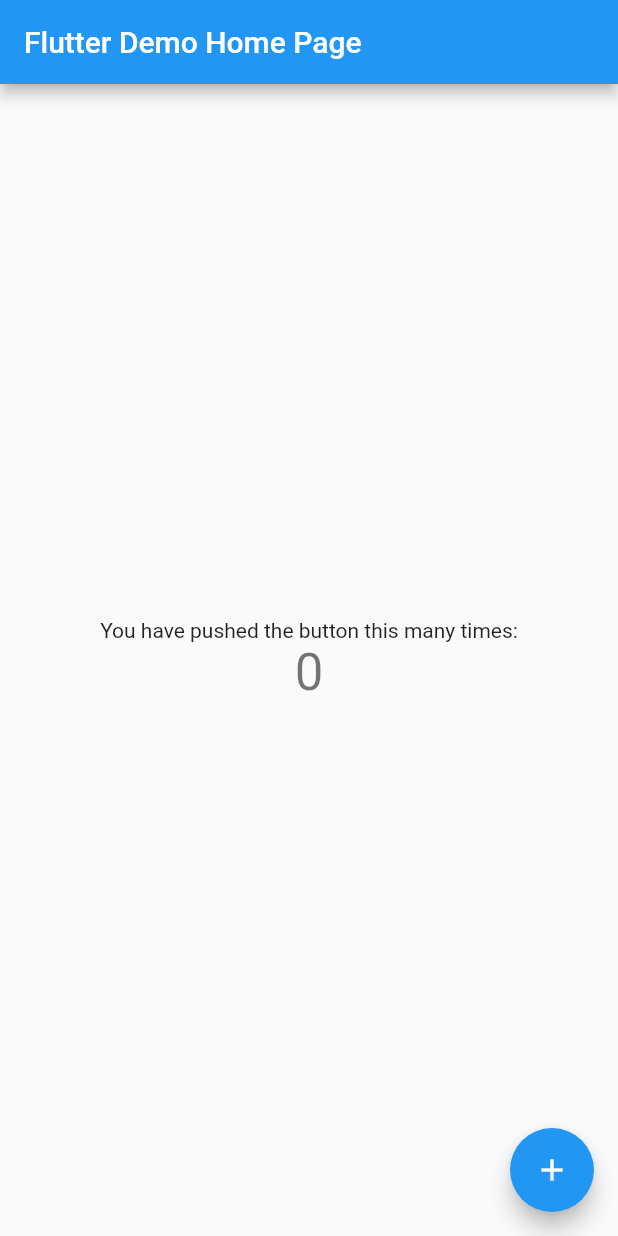
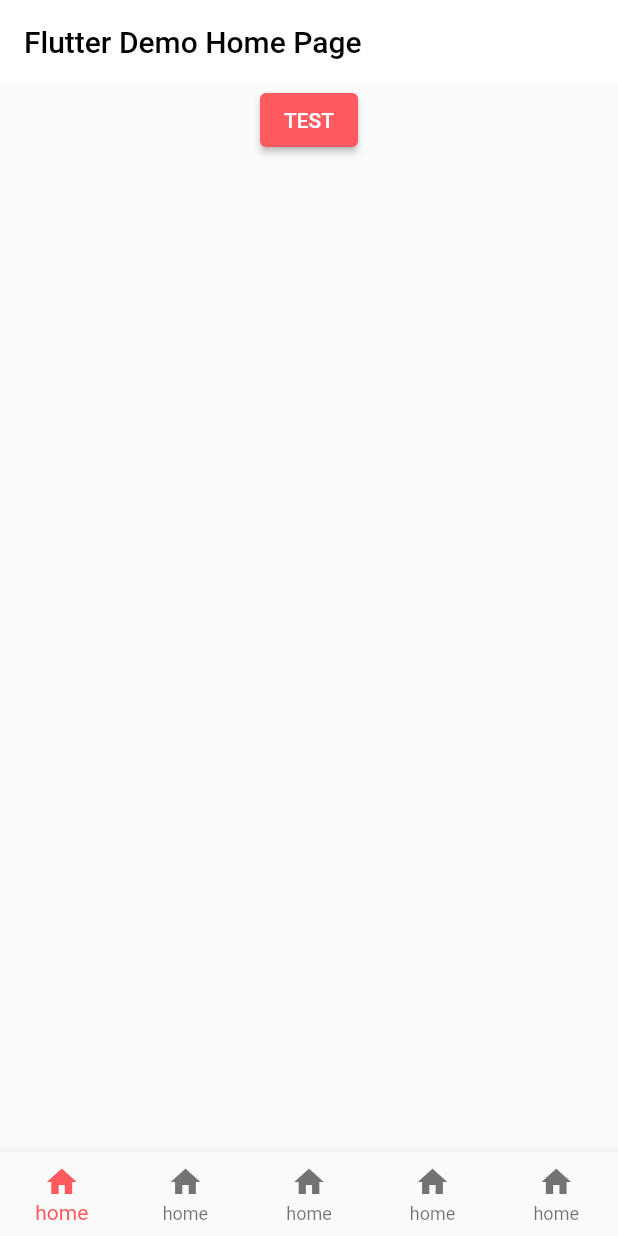
Before and after one commit to yusufcakmak/airbnb-flutter-clone, a Flutter app: the screen it shows after launch, on a phone screen of 412 x 824 dp. Run offline on Flutter 3.47's test engine with Material 2 defaults, Android fonts, the phone set to English and light mode, and no system bars.

Commit message:
dummy theme

```diff
--- /dev/null
+++ b/lib/core/airbnb_theme.dart
@@ -0,0 +1,39 @@
+import 'package:flutter/material.dart';
+
+const rausch = Color(0xFFFF5A5F);
+const babu = Color(0xFF00A699);
+const arches = Color(0xFFFC642D);
+const hof = Color(0xFF484848);
+const foggy = Color(0xFF767676);
+const white = Color(0xFFFFFFFF);
+const black = Color(0xFF000000);
+
+class AirbnbTheme {
+  AirbnbTheme._();
+
+  static ThemeData airbnbTheme = ThemeData(
+    brightness: Brightness.light,
+    bottomAppBarTheme: const BottomAppBarTheme(),
+    appBarTheme: const AppBarTheme(
+        elevation: 0, backgroundColor: white, foregroundColor: black),
+    colorScheme: const ColorScheme(
+        brightness: Brightness.light,
+        primary: rausch,
+        onPrimary: white,
+        secondary: babu,
+        onSecondary: white,
+        error: white,
+        onError: white,
+        background: white,
+        onBackground: white,
+        surface: white,
+        onSurface: white),
+    textTheme: const TextTheme(
+      headlineLarge: TextStyle(fontSize: 32.0),
+      headlineMedium: TextStyle(fontSize: 23.0),
+      bodyLarge: TextStyle(fontSize: 16.0),
+      bodyMedium: TextStyle(fontSize: 14.0),
+      bodySmall: TextStyle(fontSize: 12.0),
+    ),
+  );
+}
--- a/lib/main.dart
+++ b/lib/main.dart
@@ -1,3 +1,4 @@
+import 'package:airbnb_flutter_clone/core/airbnb_theme.dart';
 import 'package:flutter/material.dart';
 
 void main() {
@@ -12,18 +13,8 @@ class MyApp extends StatelessWidget {
   Widget build(BuildContext context) {
     return MaterialApp(
       title: 'Flutter Demo',
-      theme: ThemeData(
-        // This is the theme of your application.
-        //
-        // Try running your application with "flutter run". You'll see the
-        // application has a blue toolbar. Then, without quitting the app, try
-        // changing the primarySwatch below to Colors.green and then invoke
-        // "hot reload" (press "r" in the console where you ran "flutter run",
-        // or simply save your changes to "hot reload" in a Flutter IDE).
-        // Notice that the counter didn't reset back to zero; the application
-        // is not restarted.
-        primarySwatch: Colors.blue,
-      ),
+      theme: AirbnbTheme.airbnbTheme,
+      themeMode: ThemeMode.light,
       home: const MyHomePage(title: 'Flutter Demo Home Page'),
     );
   }
@@ -32,15 +23,6 @@ class MyApp extends StatelessWidget {
 class MyHomePage extends StatefulWidget {
   const MyHomePage({super.key, required this.title});
 
-  // This widget is the home page of your application. It is stateful, meaning
-  // that it has a State object (defined below) that contains fields that affect
-  // how it looks.
-
-  // This class is the configuration for the state. It holds the values (in this
-  // case the title) provided by the parent (in this case the App widget) and
-  // used by the build method of the State. Fields in a Widget subclass are
-  // always marked "final".
-
   final String title;
 
   @override
@@ -48,68 +30,29 @@ class MyHomePage extends StatefulWidget {
 }
 
 class _MyHomePageState extends State<MyHomePage> {
-  int _counter = 0;
-
-  void _incrementCounter() {
-    setState(() {
-      // This call to setState tells the Flutter framework that something has
-      // changed in this State, which causes it to rerun the build method below
-      // so that the display can reflect the updated values. If we changed
-      // _counter without calling setState(), then the build method would not be
-      // called again, and so nothing would appear to happen.
-      _counter++;
-    });
-  }
-
   @override
   Widget build(BuildContext context) {
-    // This method is rerun every time setState is called, for instance as done
-    // by the _incrementCounter method above.
-    //
-    // The Flutter framework has been optimized to make rerunning build methods
-    // fast, so that you can just rebuild anything that needs updating rather
-    // than having to individually change instances of widgets.
     return Scaffold(
       appBar: AppBar(
-        // Here we take the value from the MyHomePage object that was created by
-        // the App.build method, and use it to set our appbar title.
         title: Text(widget.title),
       ),
       body: Center(
-        // Center is a layout widget. It takes a single child and positions it
-        // in the middle of the parent.
         child: Column(
-          // Column is also a layout widget. It takes a list of children and
-          // arranges them vertically. By default, it sizes itself to fit its
-          // children horizontally, and tries to be as tall as its parent.
-          //
-          // Invoke "debug painting" (press "p" in the console, choose the
-          // "Toggle Debug Paint" action from the Flutter Inspector in Android
-          // Studio, or the "Toggle Debug Paint" command in Visual Studio Code)
-          // to see the wireframe for each widget.
-          //
-          // Column has various properties to control how it sizes itself and
-          // how it positions its children. Here we use mainAxisAlignment to
-          // center the children vertically; the main axis here is the vertical
-          // axis because Columns are vertical (the cross axis would be
-          // horizontal).
-          mainAxisAlignment: MainAxisAlignment.center,
-          children: <Widget>[
-            const Text(
-              'You have pushed the button this many times:',
-            ),
-            Text(
-              '$_counter',
-              style: Theme.of(context).textTheme.headlineMedium,
-            ),
+          children: [
+            ElevatedButton(onPressed: () {}, child: const Text("TEST")),
           ],
         ),
       ),
-      floatingActionButton: FloatingActionButton(
-        onPressed: _incrementCounter,
-        tooltip: 'Increment',
-        child: const Icon(Icons.add),
-      ), // This trailing comma makes auto-formatting nicer for build methods.
+      bottomNavigationBar: BottomNavigationBar(
+        type: BottomNavigationBarType.fixed,
+        items: const [
+          BottomNavigationBarItem(icon: Icon(Icons.home), label: "home"),
+          BottomNavigationBarItem(icon: Icon(Icons.home), label: "home"),
+          BottomNavigationBarItem(icon: Icon(Icons.home), label: "home"),
+          BottomNavigationBarItem(icon: Icon(Icons.home), label: "home"),
+          BottomNavigationBarItem(icon: Icon(Icons.home), label: "home"),
+        ],
+      ),
     );
   }
 }
```
